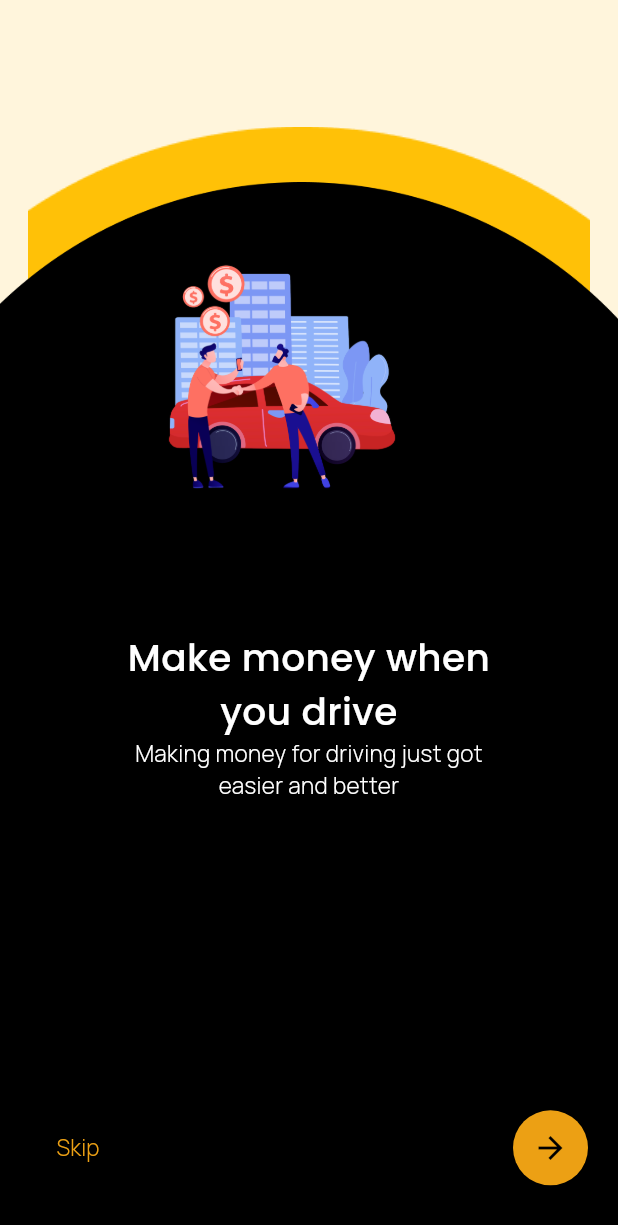
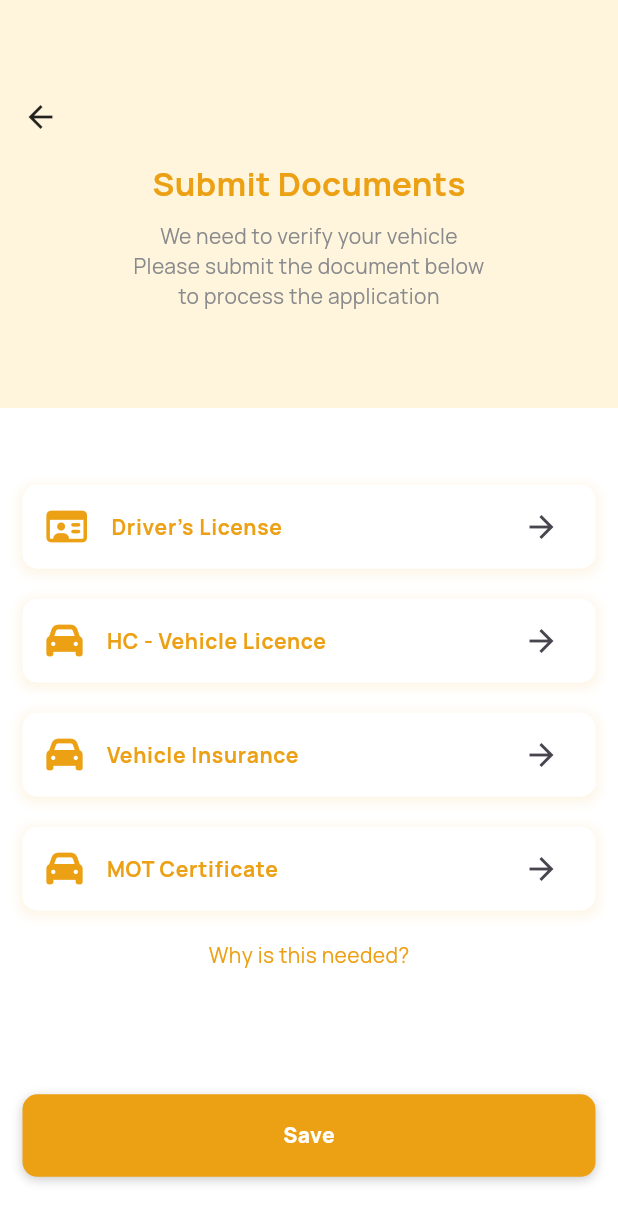
Before and after one commit to Christentimmy/RideXpress-Driver, a Flutter app: the screen it shows after launch, on a phone screen of 412 x 824 dp. Shown: the top 1225 px of the screen. Run offline on Flutter 3.47's test engine with Material 3 defaults, Android fonts, the light colour scheme and no system bars; our stand-ins replace country_code_picker, flutter_staggered_animations, font_awesome_flutter, get, google_fonts, pinput.

Commit message:
vehicle-details-screen-and-documents-submition

```diff
--- a/lib/app/modules/profile/views/select_vehicle_screen.dart
+++ b/lib/app/modules/profile/views/select_vehicle_screen.dart
@@ -87,7 +87,7 @@ class SelectVehicleScreen extends StatelessWidget {
                   children: [
                     TextButton(
                       onPressed: () {
-                        Get.toNamed(AppRoutes.signup);
+                        Get.toNamed(AppRoutes.vehicleDetails);
                       },
                       child: Text(
                         "Skip",
@@ -101,7 +101,7 @@ class SelectVehicleScreen extends StatelessWidget {
                     const Spacer(),
                     InkWell(
                       onTap: () {
-                        Get.toNamed(AppRoutes.signup);
+                        Get.toNamed(AppRoutes.vehicleDetails);
                       },
                       child: CircleAvatar(
                         radius: 25,
--- /dev/null
+++ b/lib/app/modules/profile/views/submit_documents_screen.dart
@@ -0,0 +1,149 @@
+import 'package:flutter/material.dart';
+import 'package:font_awesome_flutter/font_awesome_flutter.dart';
+import 'package:get/get.dart';
+import 'package:google_fonts/google_fonts.dart';
+import 'package:ridexpressdriver/app/utils/colors.dart';
+import 'package:ridexpressdriver/app/widgets/custom_button.dart';
+
+class SubmitDocumentsScreen extends StatelessWidget {
+  const SubmitDocumentsScreen({super.key});
+
+  @override
+  Widget build(BuildContext context) {
+    return Scaffold(
+      body: SingleChildScrollView(
+        child: Column(
+          children: [
+            _buildHeader(),
+            SizedBox(height: Get.height * 0.05),
+            _buildTile(
+              title: "Driver’s License",
+              icon: FontAwesomeIcons.idCard,
+              onTap: () {},
+            ),
+            _buildTile(
+              title: "HC - Vehicle Licence",
+              icon: FontAwesomeIcons.car,
+              onTap: () {},
+            ),
+            _buildTile(
+              title: "Vehicle Insurance",
+              icon: FontAwesomeIcons.car,
+              onTap: () {},
+            ),
+            _buildTile(
+              title: "MOT Certificate",
+              icon: FontAwesomeIcons.car,
+              onTap: () {},
+            ),
+            SizedBox(height: 10),
+            Center(
+              child: Text(
+                "Why is this needed?",
+                style: GoogleFonts.manrope(
+                  fontSize: 14,
+                  fontWeight: FontWeight.normal,
+                  color: AppColors.primaryColor,
+                ),
+              ),
+            ),
+            SizedBox(height: Get.height * 0.1),
+            Padding(
+              padding: const EdgeInsets.symmetric(horizontal: 15),
+              child: CustomButton(
+                isLoading: false.obs,
+                child: Text(
+                  "Save",
+                  style: GoogleFonts.manrope(
+                    fontSize: 14,
+                    fontWeight: FontWeight.w900,
+                    color: Colors.white,
+                  ),
+                ),
+                ontap: () {
+                  // Get.toNamed(AppRoutes.submitDocuments);
+                },
+              ),
+            ),
+          ],
+        ),
+      ),
+    );
+  }
+
+  Widget _buildTile({
+    required String title,
+    required IconData icon,
+    VoidCallback? onTap,
+  }) {
+    return Container(
+      margin: const EdgeInsets.symmetric(horizontal: 15, vertical: 10),
+      decoration: BoxDecoration(
+        borderRadius: BorderRadius.circular(10),
+        color: Colors.white,
+        boxShadow: [
+          BoxShadow(
+            color: AppColors.primaryColor.withValues(alpha: 0.1),
+            blurRadius: 5,
+            spreadRadius: 2,
+            offset: Offset(0, 2),
+          ),
+        ],
+      ),
+      child: ListTile(
+        onTap: onTap,
+        leading: FaIcon(icon, color: AppColors.primaryColor),
+        title: Text(
+          title,
+          style: GoogleFonts.manrope(
+            fontSize: 14,
+            fontWeight: FontWeight.w700,
+            color: AppColors.primaryColor,
+          ),
+        ),
+        trailing: Icon(Icons.arrow_forward),
+      ),
+    );
+  }
+
+  Container _buildHeader() {
+    return Container(
+      color: Color(0xFFFFF5DC),
+      height: Get.height * 0.33,
+      width: Get.width,
+      child: Padding(
+        padding: const EdgeInsets.symmetric(horizontal: 15),
+        child: Column(
+          crossAxisAlignment: CrossAxisAlignment.start,
+          children: [
+            SizedBox(height: Get.height * 0.08),
+            Icon(Icons.arrow_back),
+
+            SizedBox(height: Get.height * 0.02),
+            Center(
+              child: Text(
+                "Submit Documents",
+                style: GoogleFonts.manrope(
+                  fontSize: 22,
+                  color: AppColors.primaryColor,
+                  fontWeight: FontWeight.w700,
+                ),
+              ),
+            ),
+            SizedBox(height: 10),
+            Center(
+              child: Text(
+                "We need to verify your vehicle\nPlease submit the document below\nto process the application",
+                textAlign: TextAlign.center,
+                style: GoogleFonts.manrope(
+                  color: Color(0xFF898A8D),
+                  fontWeight: FontWeight.normal,
+                ),
+              ),
+            ),
+          ],
+        ),
+      ),
+    );
+  }
+}
--- a/lib/app/routes/app_pages.dart
+++ b/lib/app/routes/app_pages.dart
@@ -5,7 +5,9 @@ import 'package:ridexpressdriver/app/modules/auth/views/phone_authentication_scr
 import 'package:ridexpressdriver/app/modules/auth/views/signup_screen.dart';
 import 'package:ridexpressdriver/app/modules/onboarding/views/onboarding_screen.dart';
 import 'package:ridexpressdriver/app/modules/profile/views/select_vehicle_screen.dart';
+import 'package:ridexpressdriver/app/modules/profile/views/submit_documents_screen.dart';
 import 'package:ridexpressdriver/app/modules/profile/views/upload_profile.dart';
+import 'package:ridexpressdriver/app/modules/profile/views/vehicle_details_screen.dart';
 import 'package:ridexpressdriver/app/modules/splash/views/splash_screen.dart';
 import 'package:ridexpressdriver/app/routes/app_routes.dart';
 
@@ -22,5 +24,13 @@ class AppPages {
       name: AppRoutes.phoneAuthentication,
       page: () => PhoneAuthenticationScreen(),
     ),
+    GetPage(
+      name: AppRoutes.vehicleDetails,
+      page: () => VehicleDetailsScreen(),
+    ),
+    GetPage(
+      name: AppRoutes.submitDocuments,
+      page: () => SubmitDocumentsScreen(),
+    ),
   ];
 }
--- a/lib/app/routes/app_routes.dart
+++ b/lib/app/routes/app_routes.dart
@@ -7,4 +7,6 @@ class AppRoutes {
   static const String uploadProfile = '/uploadProfile';
   static const String selectVehicle = '/selectVehicle';
   static const String phoneAuthentication = '/phoneAuthentication';
+  static const String vehicleDetails = '/vehicleDetails';
+  static const String submitDocuments = '/submitDocuments';
 }
--- a/lib/main.dart
+++ b/lib/main.dart
@@ -15,7 +15,7 @@ class MainApp extends StatelessWidget {
   Widget build(BuildContext context) {
     return GetMaterialApp(
       title: 'RideXpress',
-      initialRoute: AppRoutes.splash,
+      initialRoute: AppRoutes.submitDocuments,
       getPages: AppPages.pages,
       debugShowCheckedModeBanner: false,
       theme: appTheme,
```
Also changed, not shown: lib/app/modules/auth/views/signup_screen.dart (+15 -5 lines), lib/app/modules/profile/views/vehicle_details_screen.dart (added, +123 -0 lines).
